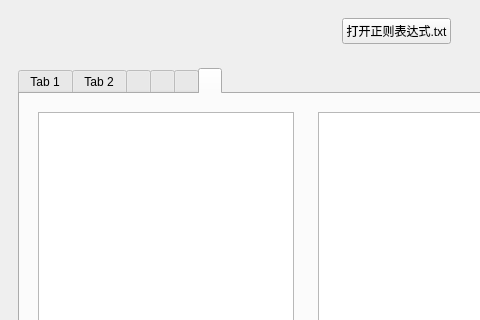
Above: ComprehensiveExp1/SourceCode/mainwindow.ui from Das-May/Compiler-Homework before the change; both pictures show x 0 to 480 and y 0 to 320 of the 1202 by 699 pixel window. Below: the same form after it.
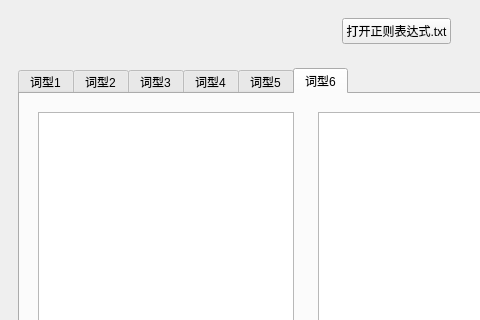
That is the form after the change.

Diff of the .ui file:
```diff
--- a/ComprehensiveExp1/SourceCode/mainwindow.ui
+++ b/ComprehensiveExp1/SourceCode/mainwindow.ui
@@ -84,7 +84,7 @@
          </property>
          <widget class="QWidget" name="tab_1">
           <attribute name="title">
-           <string>Tab 1</string>
+           <string>词型1</string>
           </attribute>
           <layout class="QHBoxLayout" name="horizontalLayout_3">
            <item>
@@ -181,7 +181,7 @@
          </widget>
          <widget class="QWidget" name="tab_2">
           <attribute name="title">
-           <string>Tab 2</string>
+           <string>词型2</string>
           </attribute>
           <layout class="QHBoxLayout" name="horizontalLayout_4">
            <item>
@@ -284,7 +284,7 @@
          </widget>
          <widget class="QWidget" name="tab">
           <attribute name="title">
-           <string/>
+           <string>词型3</string>
           </attribute>
           <layout class="QHBoxLayout" name="horizontalLayout_5">
            <item>
@@ -384,7 +384,7 @@
          </widget>
          <widget class="QWidget" name="tab_3">
           <attribute name="title">
-           <string/>
+           <string>词型4</string>
           </attribute>
           <layout class="QHBoxLayout" name="horizontalLayout_6">
            <item>
@@ -481,7 +481,7 @@
          </widget>
          <widget class="QWidget" name="tab_4">
           <attribute name="title">
-           <string/>
+           <string>词型5</string>
           </attribute>
           <layout class="QHBoxLayout" name="horizontalLayout_7">
            <item>
@@ -578,7 +578,7 @@
          </widget>
          <widget class="QWidget" name="tab_5">
           <attribute name="title">
-           <string/>
+           <string>词型6</string>
           </attribute>
           <layout class="QHBoxLayout" name="horizontalLayout_8">
            <item>
```
